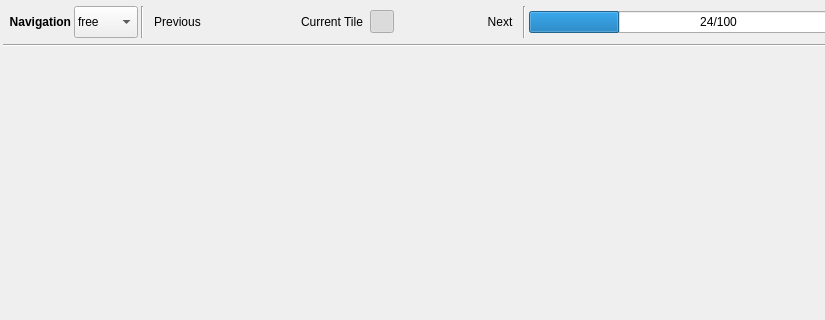
Above: ui/main_dialog.ui from SMByC/ThRasE before the change; both pictures show x 0 to 825 and y 0 to 320 of the 1376 by 645 pixel window. Below: the same form after it.
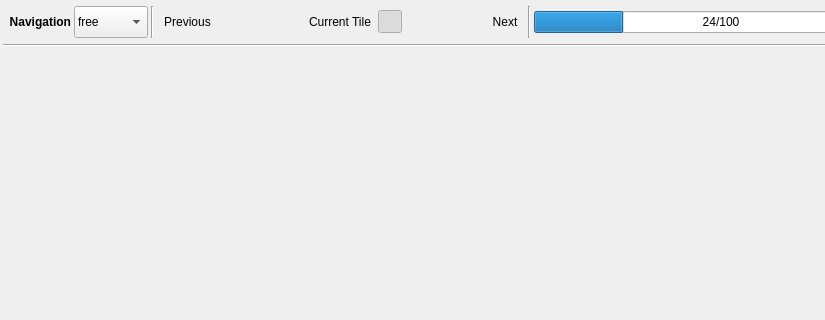
That is the form after the change. Icons and pictures are not drawn. Custom widgets are drawn as their Qt base class.

Commit message: Some adjustments in the UIs

What changed in the file:
```diff
--- a/ui/main_dialog.ui
+++ b/ui/main_dialog.ui
@@ -176,6 +176,9 @@
               <property name="sizeAdjustPolicy">
                <enum>QComboBox::AdjustToContents</enum>
               </property>
+              <property name="minimumContentsLength">
+               <number>6</number>
+              </property>
               <item>
                <property name="text">
                 <string>free</string>
```
The commit also changes 1 other file.
